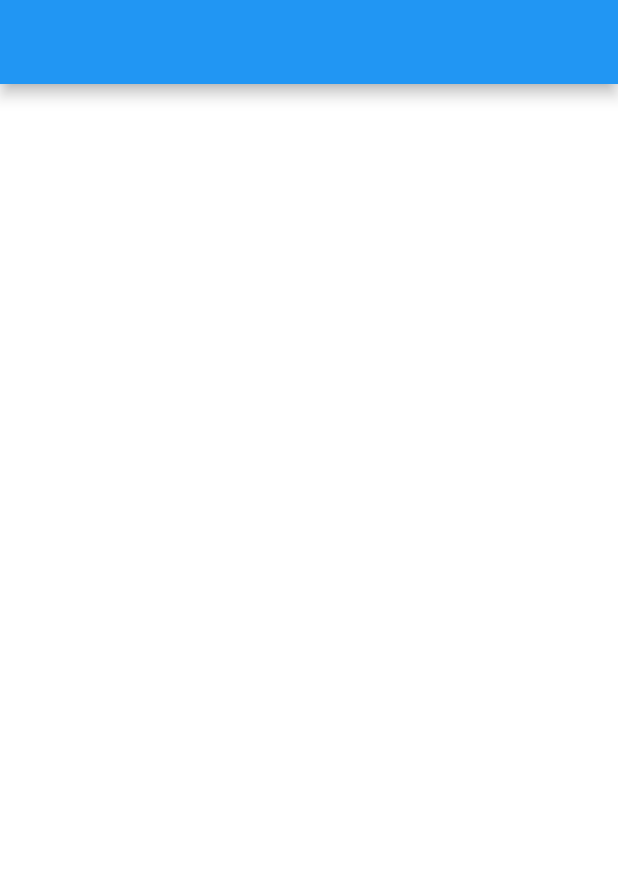
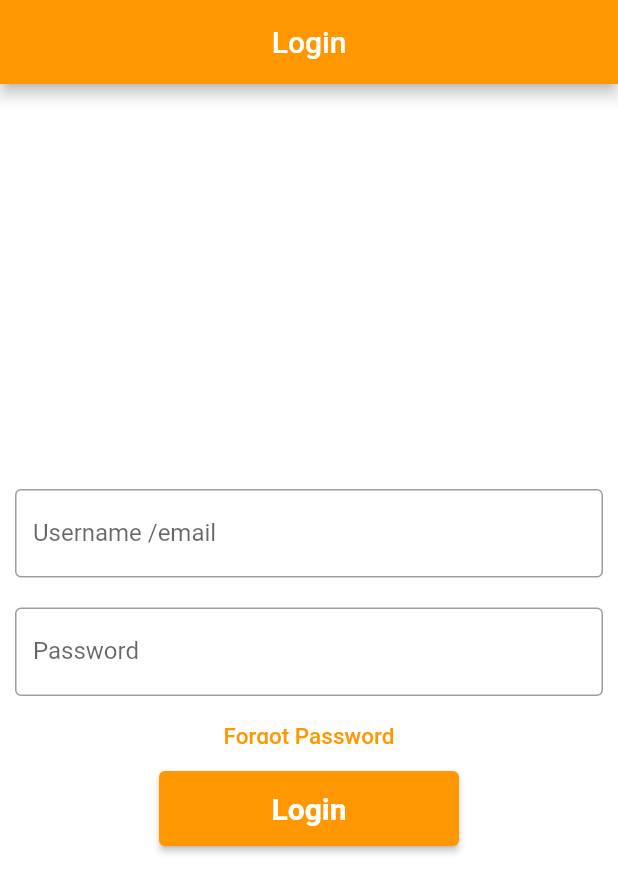
Before and after one commit to Sammitdk/StockMarketSimulator, a Flutter app: the screen it shows after launch, after a tap on "Login", on a phone screen of 412 x 824 dp. Shown: the top 893 px of the screen. Run offline on Flutter 3.47's test engine with Material 2 defaults, Android fonts, the phone set to English and light mode, and no system bars.

Commit message:
Login page and Sign up page updated

```diff
--- a/lib/login_page.dart
+++ b/lib/login_page.dart
@@ -7,8 +7,74 @@ class LoginPage extends StatelessWidget {
   Widget build(BuildContext context) {
     return Scaffold(
       backgroundColor: Colors.white,
-      appBar: AppBar(),
-      body: Container(),
+      appBar: AppBar(
+        backgroundColor: Colors.orange,
+        title: const Center(
+          child: Text('Login',
+          ),
+        ),
+      ),
+      body: Column(
+        mainAxisAlignment: MainAxisAlignment.center,
+        children: [
+          const Padding(
+            padding: EdgeInsets.all(10.0),
+            child: TextField(
+              decoration: InputDecoration(
+                border: OutlineInputBorder(),
+                labelText: 'Username /email',
+                // hintText: 'Enter valid email !',
+              ),
+            ),
+          ),
+          const Padding(
+            padding: EdgeInsets.all(10.0),
+            child: TextField(
+              decoration: InputDecoration(
+                border: OutlineInputBorder(),
+                labelText: 'Password',
+                // hintText: 'Enter Password !',
+              ),
+            ),
+          ),
+          SizedBox(
+            height: 30,
+            width: 200,
+            child: TextButton(onPressed: () {
+              Navigator.pushReplacement(context, MaterialPageRoute(builder: (_) => const LoginPage()));
+            },
+              child: const Text('Forgot Password',
+              style: TextStyle(
+                fontSize: 15,
+                color: Colors.orange,
+              ),),
+            ),
+          ),
+          const SizedBox(
+            height: 10,
+            width: 50,
+          ),
+          SizedBox(
+            height: 50,
+            width: 200,
+            child: ElevatedButton(onPressed: () {
+              //logged in
+              // Navigator.pushReplacement(context, MaterialPageRoute(builder: (_) => const LoggedInPage()));
+            },
+                style: ButtonStyle(
+                  minimumSize: MaterialStateProperty.all(const Size.fromRadius(18)),
+                  backgroundColor: MaterialStateProperty.all(Colors.orange),
+                ),
+                child:const Text('Login',
+                style: TextStyle(
+                  fontSize: 20,
+                  fontWeight: FontWeight.bold,
+                  color: Colors.white,
+                ),))
+          )
+
+        ],
+      ),
     );
   }
 }
```
Also changed, not shown: lib/signup_page.dart (+91 -1 lines), lib/splash.dart (added, +10 -0 lines).
